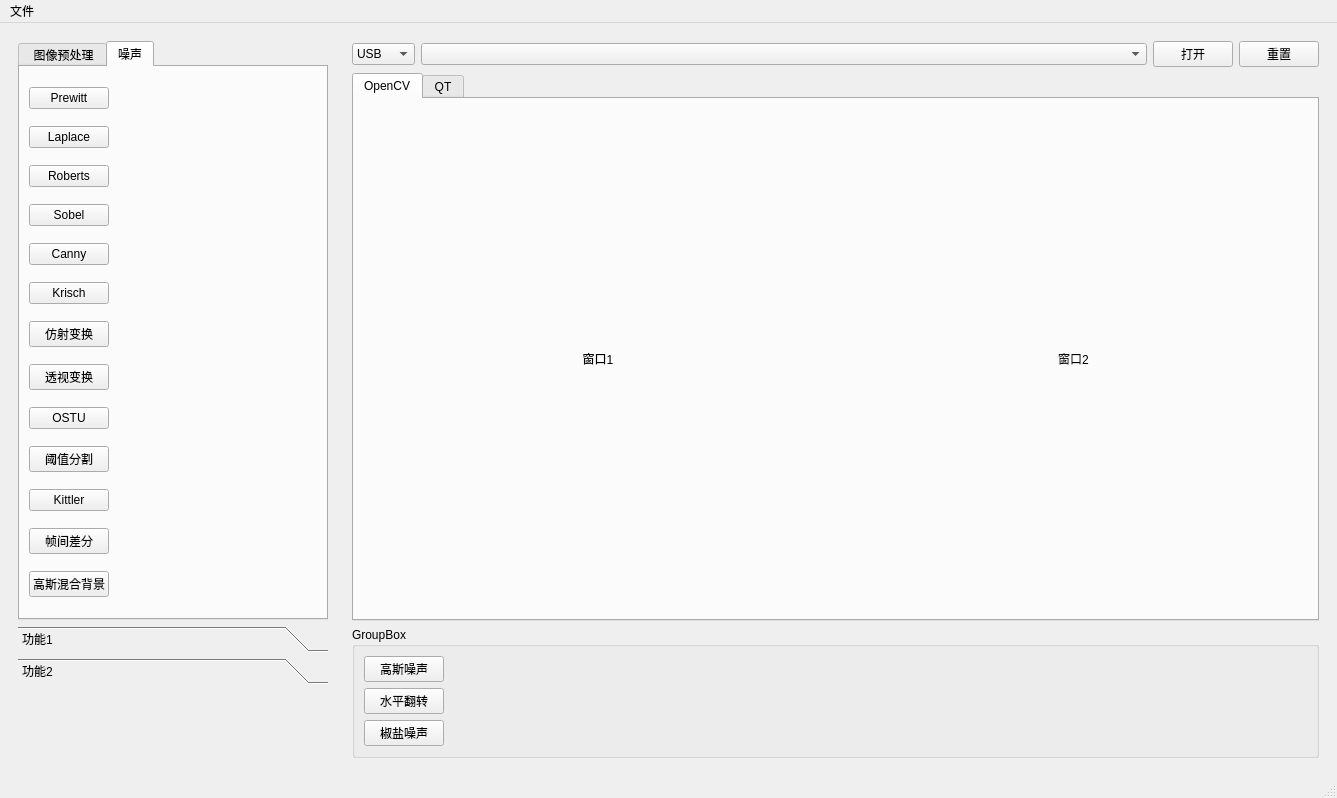
Old version of the form mainwindow.ui in the repository choushunn/ToupCameraDemo.
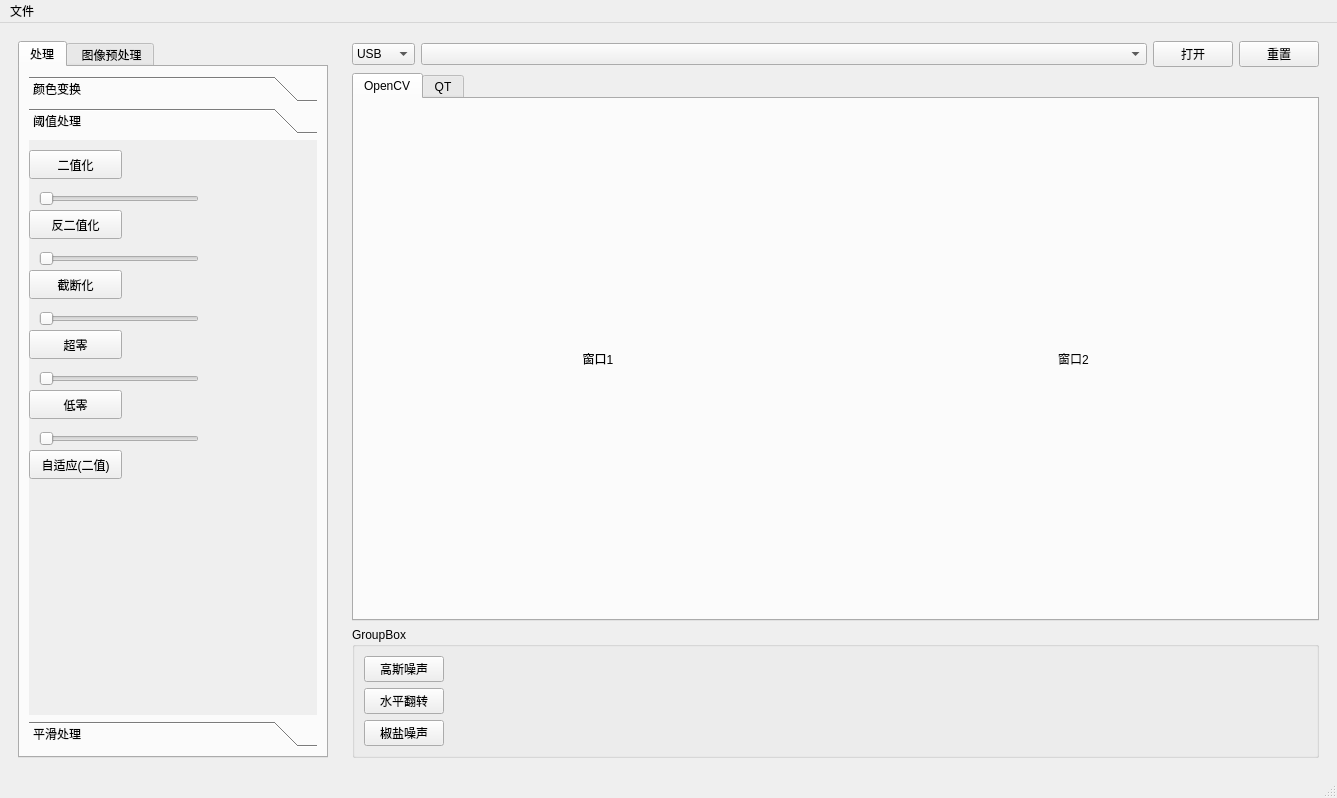
New version of the form. The open tabs and pages were chosen to show the change.

```diff
--- a/mainwindow.ui
+++ b/mainwindow.ui
@@ -41,6 +41,492 @@
          <property name="currentIndex">
           <number>0</number>
          </property>
+         <widget class="QWidget" name="tab_22">
+          <attribute name="title">
+           <string>处理</string>
+          </attribute>
+          <layout class="QVBoxLayout" name="verticalLayout_3">
+           <item>
+            <widget class="QToolBox" name="toolBox">
+             <property name="currentIndex">
+              <number>2</number>
+             </property>
+             <widget class="QWidget" name="page">
+              <property name="geometry">
+               <rect>
+                <x>0</x>
+                <y>0</y>
+                <width>277</width>
+                <height>545</height>
+               </rect>
+              </property>
+              <attribute name="label">
+               <string>颜色变换</string>
+              </attribute>
+              <widget class="QPushButton" name="m_btn_graypro">
+               <property name="geometry">
+                <rect>
+                 <x>0</x>
+                 <y>10</y>
+                 <width>93</width>
+                 <height>23</height>
+                </rect>
+               </property>
+               <property name="sizePolicy">
+                <sizepolicy hsizetype="Minimum" vsizetype="Fixed">
+                 <horstretch>0</horstretch>
+                 <verstretch>0</verstretch>
+                </sizepolicy>
+               </property>
+               <property name="text">
+                <string>灰度处理</string>
+               </property>
+               <property name="checkable">
+                <bool>true</bool>
+               </property>
+              </widget>
+              <widget class="QPushButton" name="m_btn_Hist">
+               <property name="geometry">
+                <rect>
+                 <x>140</x>
+                 <y>60</y>
+                 <width>93</width>
+                 <height>24</height>
+                </rect>
+               </property>
+               <property name="sizePolicy">
+                <sizepolicy hsizetype="Minimum" vsizetype="Fixed">
+                 <horstretch>0</horstretch>
+                 <verstretch>0</verstretch>
+                </sizepolicy>
+               </property>
+               <property name="text">
+                <string>灰度直方图</string>
+               </property>
+               <property name="checkable">
+                <bool>true</bool>
+               </property>
+              </widget>
+              <widget class="QPushButton" name="m_btn_rgbHist">
+               <property name="geometry">
+                <rect>
+                 <x>140</x>
+                 <y>10</y>
+                 <width>93</width>
+                 <height>26</height>
+                </rect>
+               </property>
+               <property name="sizePolicy">
+                <sizepolicy hsizetype="Minimum" vsizetype="Fixed">
+                 <horstretch>0</horstretch>
+                 <verstretch>0</verstretch>
+                </sizepolicy>
+               </property>
+               <property name="text">
+                <string>rgb直方图</string>
+               </property>
+               <property name="checkable">
+                <bool>true</bool>
+               </property>
+              </widget>
+              <widget class="QPushButton" name="m_btn_hsvpro">
+               <property name="geometry">
+                <rect>
+                 <x>0</x>
+                 <y>60</y>
+                 <width>93</width>
+                 <height>29</height>
+                </rect>
+               </property>
+               <property name="text">
+                <string>HSV处理</string>
+               </property>
+               <property name="checkable">
+                <bool>true</bool>
+               </property>
+              </widget>
+              <widget class="QPushButton" name="m_btn_Bchannel">
+               <property name="geometry">
+                <rect>
+                 <x>0</x>
+                 <y>110</y>
+                 <width>93</width>
+                 <height>29</height>
+                </rect>
+               </property>
+               <property name="text">
+                <string>蓝色通道</string>
+               </property>
+               <property name="checkable">
+                <bool>true</bool>
+               </property>
+              </widget>
+              <widget class="QPushButton" name="m_btn_Rchannel">
+               <property name="geometry">
+                <rect>
+                 <x>0</x>
+                 <y>210</y>
+                 <width>93</width>
+                 <height>29</height>
+                </rect>
+               </property>
+               <property name="text">
+                <string>红色通道</string>
+               </property>
+               <property name="checkable">
+                <bool>true</bool>
+               </property>
+              </widget>
+              <widget class="QPushButton" name="m_btn_Gchannel">
+               <property name="geometry">
+                <rect>
+                 <x>0</x>
+                 <y>160</y>
+                 <width>93</width>
+                 <height>29</height>
+                </rect>
+               </property>
+               <property name="text">
+                <string>绿色通道</string>
+               </property>
+               <property name="checkable">
+                <bool>true</bool>
+               </property>
+              </widget>
+             </widget>
+             <widget class="QWidget" name="page_2">
+              <property name="geometry">
+               <rect>
+                <x>0</x>
+                <y>0</y>
+                <width>277</width>
+                <height>545</height>
+               </rect>
+              </property>
+              <attribute name="label">
+               <string>阈值处理</string>
+              </attribute>
+              <widget class="QPushButton" name="m_btn_binarythre">
+               <property name="geometry">
+                <rect>
+                 <x>0</x>
+                 <y>10</y>
+                 <width>93</width>
+                 <height>29</height>
+                </rect>
+               </property>
+               <property name="text">
+                <string>二值化</string>
+               </property>
+               <property name="checkable">
+                <bool>true</bool>
+               </property>
+              </widget>
+              <widget class="QSlider" name="horizontalSlider">
+               <property name="geometry">
+                <rect>
+                 <x>10</x>
+                 <y>50</y>
+                 <width>160</width>
+                 <height>18</height>
+                </rect>
+               </property>
+               <property name="maximum">
+                <number>255</number>
+               </property>
+               <property name="orientation">
+                <enum>Qt::Horizontal</enum>
+               </property>
+              </widget>
+              <widget class="QPushButton" name="m_btn_binarythre_inv">
+               <property name="geometry">
+                <rect>
+                 <x>0</x>
+                 <y>70</y>
+                 <width>93</width>
+                 <height>29</height>
+                </rect>
+               </property>
+               <property name="text">
+                <string>反二值化</string>
+               </property>
+               <property name="checkable">
+                <bool>true</bool>
+               </property>
+              </widget>
+              <widget class="QSlider" name="horizontalSlider_2">
+               <property name="geometry">
+                <rect>
+                 <x>10</x>
+                 <y>110</y>
+                 <width>160</width>
+                 <height>18</height>
+                </rect>
+               </property>
+               <property name="maximum">
+                <number>255</number>
+               </property>
+               <property name="orientation">
+                <enum>Qt::Horizontal</enum>
+               </property>
+              </widget>
+              <widget class="QPushButton" name="m_btn_thtr">
+               <property name="geometry">
+                <rect>
+                 <x>0</x>
+                 <y>130</y>
+                 <width>93</width>
+                 <height>29</height>
+                </rect>
+               </property>
+               <property name="text">
+                <string>截断化</string>
+               </property>
+               <property name="checkable">
+                <bool>true</bool>
+               </property>
+              </widget>
+              <widget class="QSlider" name="horizontalSlider_3">
+               <property name="geometry">
+                <rect>
+                 <x>10</x>
+                 <y>170</y>
+                 <width>160</width>
+                 <height>18</height>
+                </rect>
+               </property>
+               <property name="maximum">
+                <number>255</number>
+               </property>
+               <property name="orientation">
+                <enum>Qt::Horizontal</enum>
+               </property>
+              </widget>
+              <widget class="QPushButton" name="m_btn_thtoinv">
+               <property name="geometry">
+                <rect>
+                 <x>0</x>
+                 <y>190</y>
+                 <width>93</width>
+                 <height>29</height>
+                </rect>
+               </property>
+               <property name="text">
+                <string>超零</string>
+               </property>
+               <property name="checkable">
+                <bool>true</bool>
+               </property>
+              </widget>
+              <widget class="QSlider" name="horizontalSlider_4">
+               <property name="geometry">
+                <rect>
+                 <x>10</x>
+                 <y>230</y>
+                 <width>160</width>
+                 <height>18</height>
+                </rect>
+               </property>
+               <property name="maximum">
+                <number>255</number>
+               </property>
+               <property name="orientation">
+                <enum>Qt::Horizontal</enum>
+               </property>
+              </widget>
+              <widget class="QPushButton" name="m_btn_thto">
+               <property name="geometry">
+                <rect>
+                 <x>0</x>
+                 <y>250</y>
+                 <width>93</width>
+                 <height>29</height>
+                </rect>
+               </property>
+               <property name="text">
+                <string>低零</string>
+               </property>
+               <property name="checkable">
+                <bool>true</bool>
+               </property>
+              </widget>
+              <widget class="QSlider" name="horizontalSlider_5">
+               <property name="geometry">
+                <rect>
+                 <x>10</x>
+                 <y>290</y>
+                 <width>160</width>
+                 <height>18</height>
+                </rect>
+               </property>
+               <property name="maximum">
+                <number>255</number>
+               </property>
+               <property name="orientation">
+                <enum>Qt::Horizontal</enum>
+               </property>
+              </widget>
+              <widget class="QPushButton" name="m_btn_adTh">
+               <property name="geometry">
+                <rect>
+                 <x>0</x>
+                 <y>310</y>
+                 <width>93</width>
+                 <height>29</height>
+                </rect>
+               </property>
+               <property name="text">
+                <string>自适应(二值)</string>
+               </property>
+               <property name="checkable">
+                <bool>true</bool>
+               </property>
+              </widget>
+             </widget>
+             <widget class="QWidget" name="page_3">
+              <property name="geometry">
+               <rect>
+                <x>0</x>
+                <y>0</y>
+                <width>277</width>
+                <height>545</height>
+               </rect>
+              </property>
+              <attribute name="label">
+               <string>平滑处理</string>
+              </attribute>
+              <widget class="QPushButton" name="m_btn_avblur">
+               <property name="geometry">
+                <rect>
+                 <x>0</x>
+                 <y>0</y>
+                 <width>93</width>
+                 <height>29</height>
+                </rect>
+               </property>
+               <property name="text">
+                <string>均值滤波</string>
+               </property>
+               <property name="checkable">
+                <bool>true</bool>
+               </property>
+              </widget>
+              <widget class="QPushButton" name="m_btn_bofil">
+               <property name="geometry">
+                <rect>
+                 <x>0</x>
+                 <y>40</y>
+                 <width>93</width>
+                 <height>29</height>
+                </rect>
+               </property>
+               <property name="text">
+                <string>方框滤波</string>
+               </property>
+               <property name="checkable">
+                <bool>true</bool>
+               </property>
+              </widget>
+              <widget class="QPushButton" name="m_btn_gabl">
+               <property name="geometry">
+                <rect>
+                 <x>0</x>
+                 <y>80</y>
+                 <width>93</width>
+                 <height>29</height>
+                </rect>
+               </property>
+               <property name="text">
+                <string>高斯滤波</string>
+               </property>
+               <property name="checkable">
+                <bool>true</bool>
+               </property>
+              </widget>
+              <widget class="QPushButton" name="m_btn_mebl">
+               <property name="geometry">
+                <rect>
+                 <x>0</x>
+                 <y>120</y>
+                 <width>93</width>
+                 <height>29</height>
+                </rect>
+               </property>
+               <property name="text">
+                <string>中值滤波</string>
+               </property>
+               <property name="checkable">
+                <bool>true</bool>
+               </property>
+              </widget>
+              <widget class="QPushButton" name="m_btn_bifi">
+               <property name="geometry">
+                <rect>
+                 <x>0</x>
+                 <y>160</y>
+                 <width>93</width>
+                 <height>29</height>
+                </rect>
+               </property>
+               <property name="text">
+                <string>双边滤波</string>
+               </property>
+               <property name="checkable">
+                <bool>true</bool>
+               </property>
+              </widget>
+              <widget class="QPushButton" name="m_btn_2Dfi">
+               <property name="geometry">
+                <rect>
+                 <x>0</x>
+                 <y>230</y>
+                 <width>93</width>
+                 <height>29</height>
+                </rect>
+               </property>
+               <property name="text">
+                <string>2D卷积</string>
+               </property>
+               <property name="checkable">
+                <bool>true</bool>
+               </property>
+              </widget>
+              <widget class="QSlider" name="horizontalSlider_6">
+               <property name="geometry">
+                <rect>
+                 <x>0</x>
+                 <y>200</y>
+                 <width>160</width>
+                 <height>18</height>
+                </rect>
+               </property>
+               <property name="maximum">
+                <number>255</number>
+               </property>
+               <property name="orientation">
+                <enum>Qt::Horizontal</enum>
+               </property>
+              </widget>
+              <widget class="QComboBox" name="com_juanjisuanzi">
+               <property name="geometry">
+                <rect>
+                 <x>100</x>
+                 <y>230</y>
+                 <width>82</width>
+                 <height>25</height>
+                </rect>
+               </property>
+               <item>
+                <property name="text">
+                 <string>lapulas</string>
+                </property>
+               </item>
+              </widget>
+             </widget>
+            </widget>
+           </item>
+          </layout>
+         </widget>
          <widget class="QWidget" name="tab_21">
           <attribute name="title">
            <string> 图像预处理</string>
@@ -343,215 +829,6 @@
            </item>
           </layout>
          </widget>
-         <widget class="QWidget" name="tab_22">
-          <attribute name="title">
-           <string>噪声</string>
-          </attribute>
-          <layout class="QVBoxLayout" name="verticalLayout_3">
-           <item>
-            <widget class="QPushButton" name="pushButton_26">
-             <property name="sizePolicy">
-              <sizepolicy hsizetype="Fixed" vsizetype="Fixed">
-               <horstretch>0</horstretch>
-               <verstretch>0</verstretch>
-              </sizepolicy>
-             </property>
-             <property name="text">
-              <string>Prewitt</string>
-             </property>
-            </widget>
-           </item>
-           <item>
-            <widget class="QPushButton" name="pushButton_25">
-             <property name="sizePolicy">
-              <sizepolicy hsizetype="Fixed" vsizetype="Fixed">
-               <horstretch>0</horstretch>
-               <verstretch>0</verstretch>
-              </sizepolicy>
-             </property>
-             <property name="text">
-              <string>Laplace</string>
-             </property>
-            </widget>
-           </item>
-           <item>
-            <widget class="QPushButton" name="pushButton_23">
-             <property name="sizePolicy">
-              <sizepolicy hsizetype="Fixed" vsizetype="Fixed">
-               <horstretch>0</horstretch>
-               <verstretch>0</verstretch>
-              </sizepolicy>
-             </property>
-             <property name="text">
-              <string>Roberts</string>
-             </property>
-            </widget>
-           </item>
-           <item>
-            <widget class="QPushButton" name="pushButton_24">
-             <property name="sizePolicy">
-              <sizepolicy hsizetype="Fixed" vsizetype="Fixed">
-               <horstretch>0</horstretch>
-               <verstretch>0</verstretch>
-              </sizepolicy>
-             </property>
-             <property name="text">
-              <string>Sobel</string>
-             </property>
-            </widget>
-           </item>
-           <item>
-            <widget class="QPushButton" name="pushButton_27">
-             <property name="sizePolicy">
-              <sizepolicy hsizetype="Fixed" vsizetype="Fixed">
-               <horstretch>0</horstretch>
-               <verstretch>0</verstretch>
-              </sizepolicy>
-             </property>
-             <property name="text">
-              <string>Canny</string>
-             </property>
-            </widget>
-           </item>
-           <item>
-            <widget class="QPushButton" name="pushButton_53">
-             <property name="sizePolicy">
-              <sizepolicy hsizetype="Fixed" vsizetype="Fixed">
-               <horstretch>0</horstretch>
-               <verstretch>0</verstretch>
-              </sizepolicy>
-             </property>
-             <property name="text">
-              <string>Krisch</string>
-             </property>
-            </widget>
-           </item>
-           <item>
-            <widget class="QPushButton" name="pushButton_28">
-             <property name="sizePolicy">
-              <sizepolicy hsizetype="Fixed" vsizetype="Fixed">
-               <horstretch>0</horstretch>
-               <verstretch>0</verstretch>
-              </sizepolicy>
-             </property>
-             <property name="text">
-              <string>仿射变换</string>
-             </property>
-            </widget>
-           </item>
-           <item>
-            <widget class="QPushButton" name="pushButton_29">
-             <property name="sizePolicy">
-              <sizepolicy hsizetype="Fixed" vsizetype="Fixed">
-               <horstretch>0</horstretch>
-               <verstretch>0</verstretch>
-              </sizepolicy>
-             </property>
-             <property name="text">
-              <string>透视变换</string>
-             </property>
-            </widget>
-           </item>
-           <item>
-            <widget class="QPushButton" name="pushButton_44">
-             <property name="sizePolicy">
-              <sizepolicy hsizetype="Fixed" vsizetype="Fixed">
-               <horstretch>0</horstretch>
-               <verstretch>0</verstretch>
-              </sizepolicy>
-             </property>
-             <property name="text">
-              <string>OSTU</string>
-             </property>
-            </widget>
-           </item>
-           <item>
-            <widget class="QPushButton" name="pushButton_43">
-             <property name="sizePolicy">
-              <sizepolicy hsizetype="Fixed" vsizetype="Fixed">
-               <horstretch>0</horstretch>
-               <verstretch>0</verstretch>
-              </sizepolicy>
-             </property>
-             <property name="text">
-              <string>阈值分割</string>
-             </property>
-            </widget>
-           </item>
-           <item>
-            <widget class="QPushButton" name="pushButton_45">
-             <property name="sizePolicy">
-              <sizepolicy hsizetype="Fixed" vsizetype="Fixed">
-               <horstretch>0</horstretch>
-               <verstretch>0</verstretch>
-              </sizepolicy>
-             </property>
-             <property name="text">
-              <string>Kittler</string>
-             </property>
-            </widget>
-           </item>
-           <item>
-            <widget class="QPushButton" name="pushButton_46">
-             <property name="sizePolicy">
-              <sizepolicy hsizetype="Fixed" vsizetype="Fixed">
-               <horstretch>0</horstretch>
-               <verstretch>0</verstretch>
-              </sizepolicy>
-             </property>
-             <property name="text">
-              <string>帧间差分</string>
-             </property>
-            </widget>
-           </item>
-           <item>
-            <widget class="QPushButton" name="pushButton_47">
-             <property name="sizePolicy">
-              <sizepolicy hsizetype="Fixed" vsizetype="Fixed">
-               <horstretch>0</horstretch>
-               <verstretch>0</verstretch>
-              </sizepolicy>
-             </property>
-             <property name="text">
-              <string>高斯混合背景</string>
-             </property>
-            </widget>
-           </item>
-          </layout>
-         </widget>
-        </widget>
-       </item>
-       <item>
-        <widget class="QToolBox" name="toolBox">
-         <property name="currentIndex">
-          <number>1</number>
-         </property>
-         <widget class="QWidget" name="page">
-          <property name="geometry">
-           <rect>
-            <x>0</x>
-            <y>0</y>
-            <width>305</width>
-            <height>83</height>
-           </rect>
-          </property>
-          <attribute name="label">
-           <string>功能1</string>
-          </attribute>
-         </widget>
-         <widget class="QWidget" name="page_2">
-          <property name="geometry">
-           <rect>
-            <x>0</x>
-            <y>0</y>
-            <width>305</width>
-            <height>83</height>
-           </rect>
-          </property>
-          <attribute name="label">
-           <string>功能2</string>
-          </attribute>
-         </widget>
         </widget>
        </item>
       </layout>
```
Left out of the diff: 66 changed lines with no effect on the pictures.
